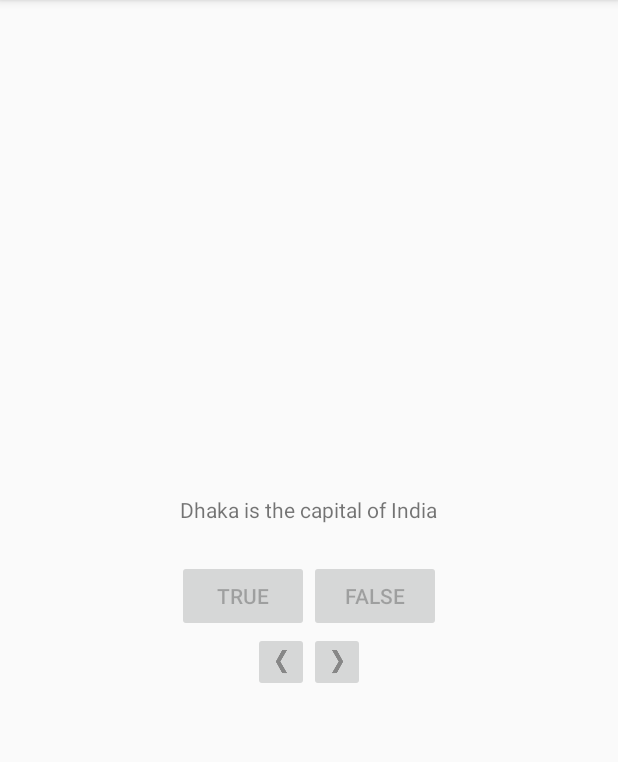
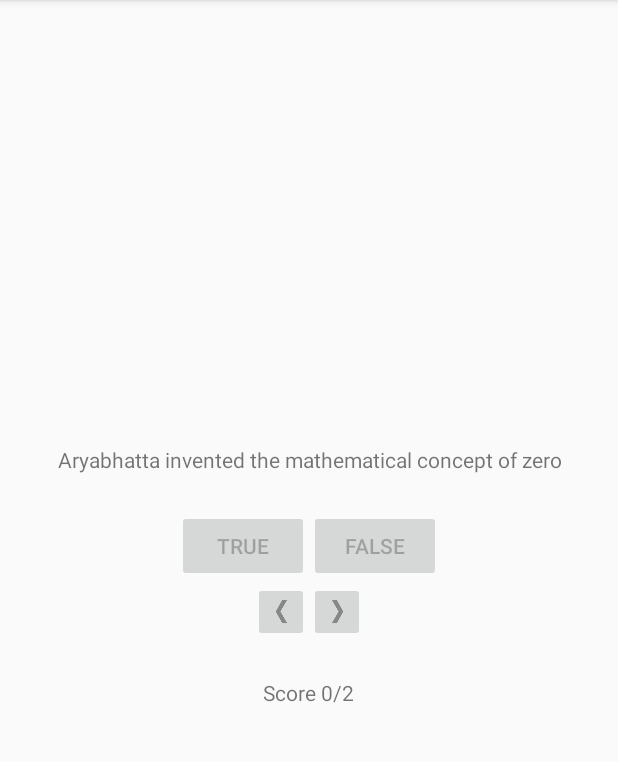
Before and after one commit to himprak/GeoQuiz, an Android app: the screen it shows after launch (MainActivity), after a tap on "FALSE", on a phone screen of 412 x 824 dp, the part 84-846 px from its top. Run offline under Robolectric (Android 15) with nearby library versions, the phone set to English and light mode, and no system bars; 2 other taps on this screen came first.

Commit message:
Added score

```diff
--- a/app/src/main/java/com/example/geoquiz/MainActivity.kt
+++ b/app/src/main/java/com/example/geoquiz/MainActivity.kt
@@ -19,11 +19,13 @@ class MainActivity : AppCompatActivity() {
 
     private var currentIndex = 0
     private val doneIndices = mutableSetOf<Int>()
+    private var score = 0
     private lateinit var trueButton : Button
     private lateinit var falseButton : Button
     private lateinit var nextButton : ImageButton
     private lateinit var prevButton : ImageButton
     private lateinit var questionTextView : TextView
+    private lateinit var scoreView : TextView
 
     override fun onCreate(savedInstanceState: Bundle?) {
         super.onCreate(savedInstanceState)
@@ -34,6 +36,7 @@ class MainActivity : AppCompatActivity() {
         falseButton = findViewById(R.id.false_button)
         nextButton = findViewById(R.id.next_button)
         questionTextView = findViewById(R.id.question_text_view)
+        scoreView = findViewById(R.id.score_view)
         prevButton = findViewById(R.id.prev_button)
 
         trueButton.setOnClickListener { view: View ->
@@ -58,6 +61,7 @@ class MainActivity : AppCompatActivity() {
         }
 
         updateQuestion()
+        showScore()
     }
 
     private fun updateQuestion() {
@@ -73,19 +77,24 @@ class MainActivity : AppCompatActivity() {
 
     private fun checkAnswer(userAnswer : Boolean) {
         val correctAnswer = questionBank[currentIndex].answer
-        val messageId = if(userAnswer == correctAnswer) {
-            R.string.correct_toast
-        } else {
-            R.string.incorrect_toast
-        }
+        doneIndices.add(currentIndex)
+        disableAnswers()
+        val messageId:Int
         if(userAnswer == correctAnswer) {
-            doneIndices.add(currentIndex)
-            disableAnswers()
+            score += 1
+            messageId = R.string.correct_toast
         }
         else {
-            enableAnswers()
+            messageId = R.string.incorrect_toast
         }
+        showScore()
         Toast.makeText(this, messageId, Toast.LENGTH_SHORT).show()
+    }
+
+    private fun showScore() {
+        var scoreStr = "Score "
+        scoreStr = scoreStr.plus(score.toString()).plus("/").plus(doneIndices.size)
+        scoreView.setText(scoreStr)
     }
 
     private fun enableAnswers() {
--- a/app/src/main/res/layout/activity_main.xml
+++ b/app/src/main/res/layout/activity_main.xml
@@ -52,4 +52,12 @@
 
     </LinearLayout>
 
+    <TextView
+        android:id="@+id/score_view"
+        android:layout_width="wrap_content"
+        android:layout_height="wrap_content"
+        android:gravity="center"
+        android:padding="24dp"
+        tools:text="@string/initial_score" />
+
 </LinearLayout>
--- a/app/src/main/res/values/strings.xml
+++ b/app/src/main/res/values/strings.xml
@@ -11,4 +11,5 @@
     <string name="prev_button">Previous</string>
     <string name="correct_toast">Correct!</string>
     <string name="incorrect_toast">Incorrect!</string>
+    <string name="initial_score">Score 0/0</string>
 </resources>
```
